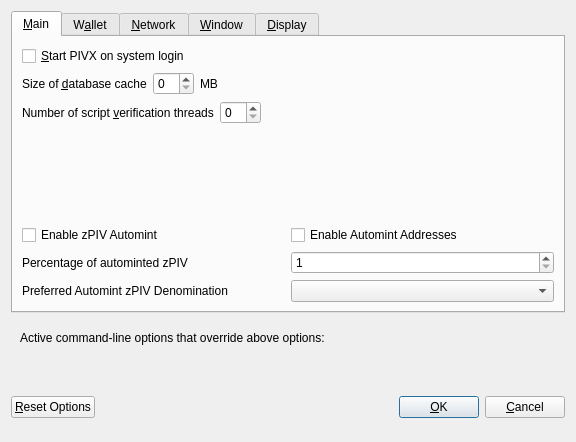
Above: src/qt/forms/optionsdialog.ui from Nebula-Coin/nebula-project-coin before the change. Below: the same form after it.
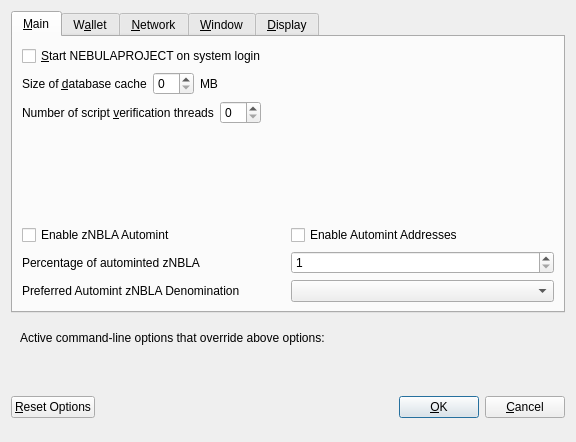
That is the form after the change. Custom widgets are drawn as their Qt base class.

Patch:
```diff
--- a/src/qt/forms/optionsdialog.ui
+++ b/src/qt/forms/optionsdialog.ui
@@ -33,7 +33,7 @@
           <string>Automatically start PIVX after logging in to the system.</string>
          </property>
          <property name="text">
-          <string>&amp;Start PIVX on system login</string>
+          <string>&amp;Start NEBULAPROJECT on system login</string>
          </property>
         </widget>
        </item>
@@ -147,7 +147,7 @@
                <enum>Qt::LeftToRight</enum>
               </property>
               <property name="text">
-               <string>Enable zPIV Automint</string>
+               <string>Enable zNBLA Automint</string>
               </property>
              </widget>
             </item>
@@ -174,7 +174,7 @@
                <string>Percentage of incoming PIV which get automatically converted to zPIV via Zerocoin Protocol (min: 10%)</string>
               </property>
               <property name="text">
-               <string>Percentage of autominted zPIV</string>
+               <string>Percentage of autominted zNBLA</string>
               </property>
              </widget>
             </item>
@@ -207,7 +207,7 @@
                <string>Wait with automatic conversion to Zerocoin until enough PIV for this denomination is available</string>
               </property>
               <property name="text">
-               <string>Preferred Automint zPIV Denomination</string>
+               <string>Preferred Automint zNBLA Denomination</string>
               </property>
              </widget>
             </item>
```
Left out of the diff: 28 changed lines with no effect on the pictures.
